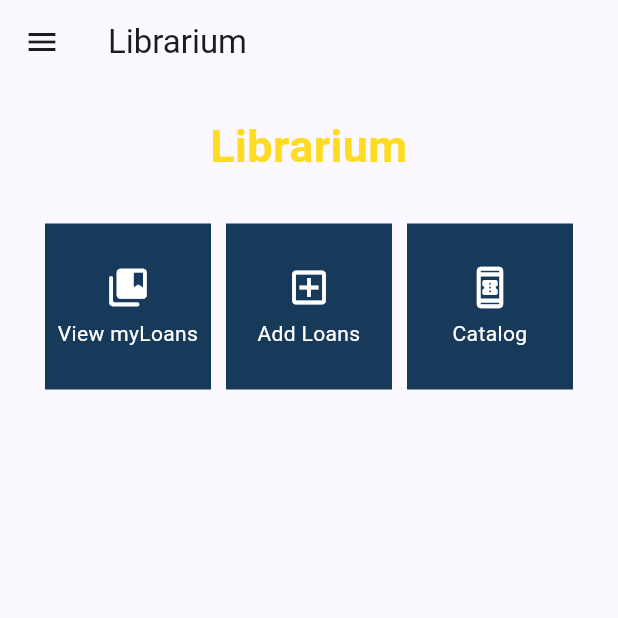
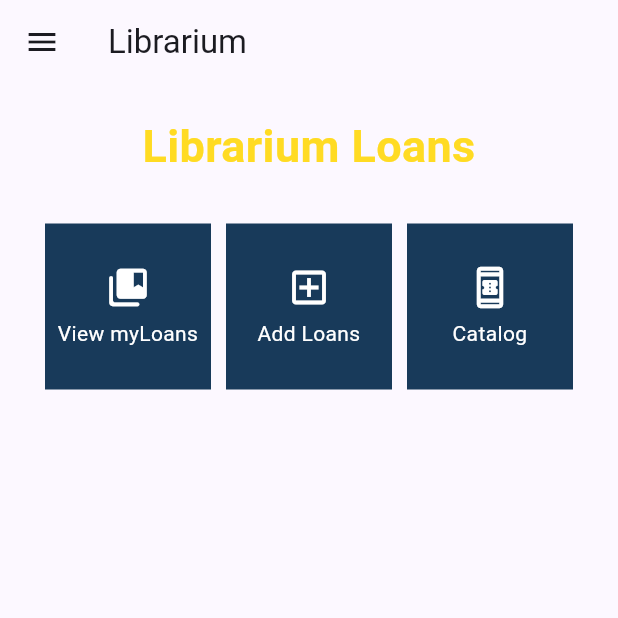
Before and after one commit to ConeGroup/librarium-mob, a Flutter app: the LoansPage screen opened directly, on a phone screen of 412 x 824 dp, the top half of it. Run offline on Flutter 3.47's test engine with Material 3 defaults, Android fonts, the phone set to English and light mode, and no system bars; missing offline and left inert: pbp_django_auth; network calls fail.

Commit message:
add loans page

```diff
--- a/lib/pages/loans_catalog_pages.dart
+++ b/lib/pages/loans_catalog_pages.dart
@@ -37,7 +37,7 @@ class _LoansCatalogPageState extends State<LoansCatalogPage> {
   Widget build(BuildContext context) {
     return Scaffold(
         appBar: AppBar(
-          title: const Text('Product'),
+          title: const Text('Available Books'),
         ),
         drawer: const LeftDrawer(),
         body: FutureBuilder(
--- a/lib/pages/loans_page.dart
+++ b/lib/pages/loans_page.dart
@@ -33,7 +33,7 @@ class LoansPage extends StatelessWidget {
                 padding: EdgeInsets.only(top: 10.0, bottom: 10.0),
                 // Widget Text untuk menampilkan tulisan dengan alignment center dan style yang sesuai
                 child: Text(
-                  'Librarium', // Text yang menandakan toko
+                  'Librarium Loans', // Text yang menandakan toko
                   textAlign: TextAlign.center,
                   style: TextStyle(
                     fontSize: 30,
```
